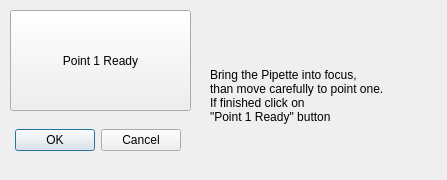
Above: calibratedialog.ui from grexai/SpheroidPicker-2 before the change. Below: the same form after it.
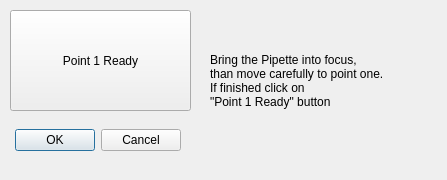
That is the form after the change.

```diff
--- a/calibratedialog.ui
+++ b/calibratedialog.ui
@@ -46,9 +46,9 @@
    <property name="geometry">
     <rect>
      <x>210</x>
-     <y>50</y>
-     <width>181</width>
-     <height>91</height>
+     <y>20</y>
+     <width>201</width>
+     <height>121</height>
     </rect>
    </property>
    <property name="text">
```
